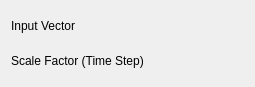
Above: src/plugins/dataobject/differentiation/differentiationconfig.ui from Kst-plot/kst before the change. Below: the same form after it.
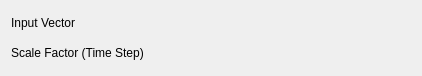
That is the form after the change. Custom widgets are drawn as their Qt base class.

The edit to the form file:
```diff
--- a/src/plugins/dataobject/differentiation/differentiationconfig.ui
+++ b/src/plugins/dataobject/differentiation/differentiationconfig.ui
@@ -5,13 +5,19 @@
    <rect>
     <x>0</x>
     <y>0</y>
-    <width>255</width>
-    <height>87</height>
+    <width>422</width>
+    <height>76</height>
    </rect>
   </property>
+  <property name="minimumSize" >
+   <size>
+    <width>400</width>
+    <height>0</height>
+   </size>
+  </property>
   <layout class="QVBoxLayout" name="verticalLayout" >
    <item>
-    <layout class="QHBoxLayout" name="horizontalLayout" >
+    <layout class="QHBoxLayout" name="horizontalLayout_2" >
      <item>
       <widget class="QLabel" name="label_3" >
        <property name="sizePolicy" >
@@ -28,6 +34,19 @@
        </property>
       </widget>
      </item>
+     <item>
+      <spacer name="horizontalSpacer" >
+       <property name="orientation" >
+        <enum>Qt::Horizontal</enum>
+       </property>
+       <property name="sizeHint" stdset="0" >
+        <size>
+         <width>40</width>
+         <height>20</height>
+        </size>
+       </property>
+      </spacer>
+     </item>
      <item>
       <widget class="Kst::VectorSelector" native="1" name="_vector" >
        <property name="sizePolicy" >
@@ -41,7 +60,7 @@
     </layout>
    </item>
    <item>
-    <layout class="QHBoxLayout" name="horizontalLayout_2" >
+    <layout class="QHBoxLayout" name="horizontalLayout" >
      <item>
       <widget class="QLabel" name="label_4" >
        <property name="sizePolicy" >
@@ -58,6 +77,19 @@
        </property>
       </widget>
      </item>
+     <item>
+      <spacer name="horizontalSpacer_2" >
+       <property name="orientation" >
+        <enum>Qt::Horizontal</enum>
+       </property>
+       <property name="sizeHint" stdset="0" >
+        <size>
+         <width>40</width>
+         <height>20</height>
+        </size>
+       </property>
+      </spacer>
+     </item>
      <item>
       <widget class="Kst::ScalarSelector" native="1" name="_scalarStep" />
      </item>
```
